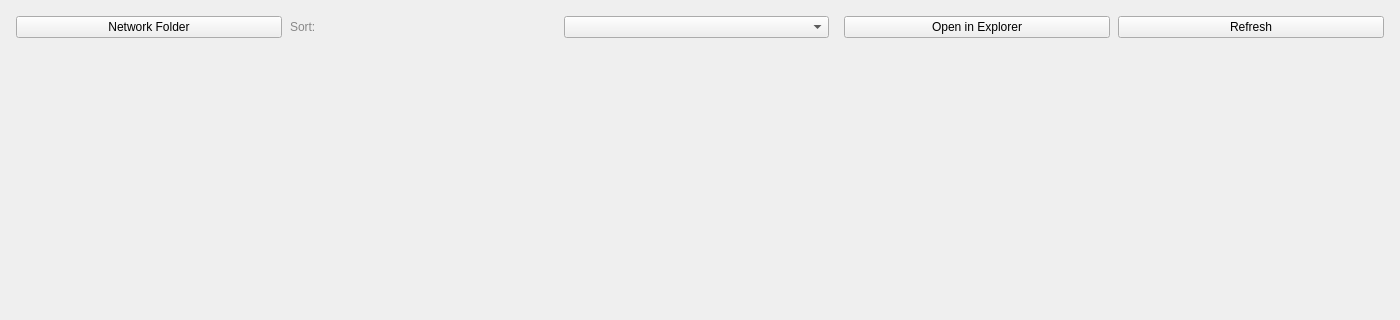
The window that resources/ui/tabs/comfyui_gallery.ui (cpt-cabbage/luma_tools) describes before a commit, drawn with Qt 5; both pictures show x 0 to 1400 and y 0 to 320 of the 1400 by 850 pixel window.
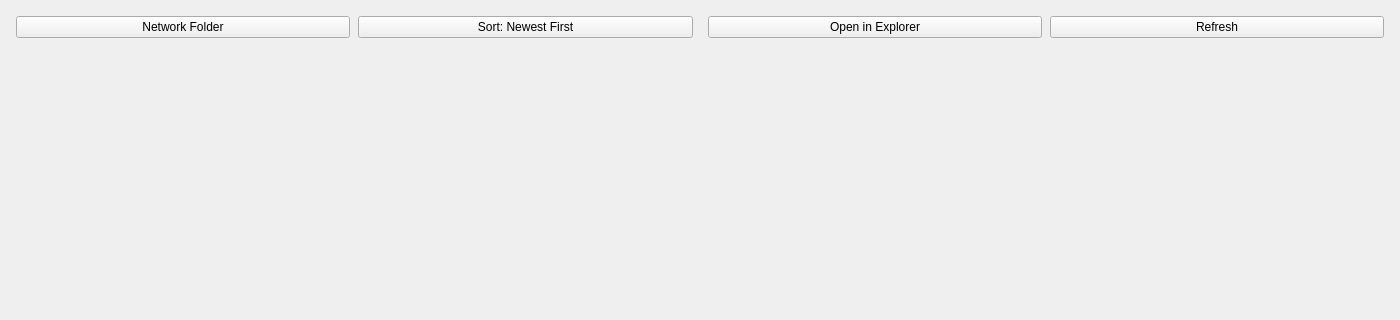
The same window after the commit.

What changed in the file:
```diff
--- a/resources/ui/tabs/comfyui_gallery.ui
+++ b/resources/ui/tabs/comfyui_gallery.ui
@@ -45,20 +45,13 @@
       </widget>
      </item>
      <item>
-      <widget class="QLabel" name="GallerySortLabel">
+      <widget class="QPushButton" name="GallerySortButton">
        <property name="text">
-        <string>Sort:</string>
+        <string>Sort: Newest First</string>
        </property>
-       <property name="styleSheet">
-        <string>color: #888888;</string>
-       </property>
-      </widget>
-     </item>
-     <item>
-      <widget class="QComboBox" name="GallerySortCombo">
        <property name="minimumSize">
         <size>
-         <width>140</width>
+         <width>160</width>
          <height>0</height>
         </size>
        </property>
```
Left out of the diff: 2 changed lines with no effect on the pictures.
